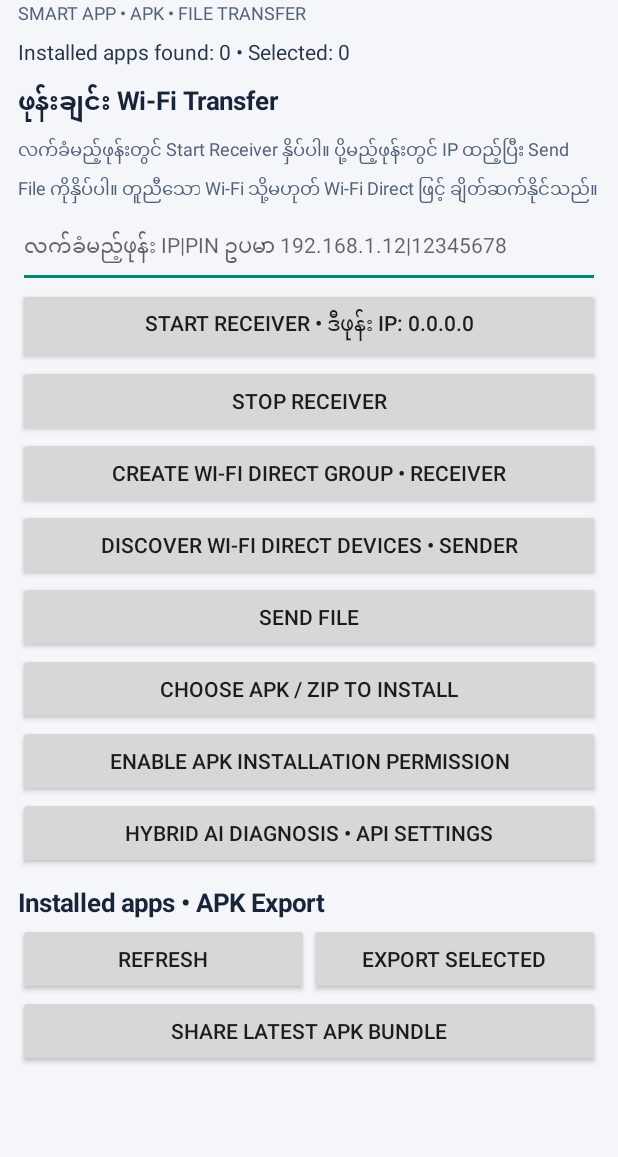
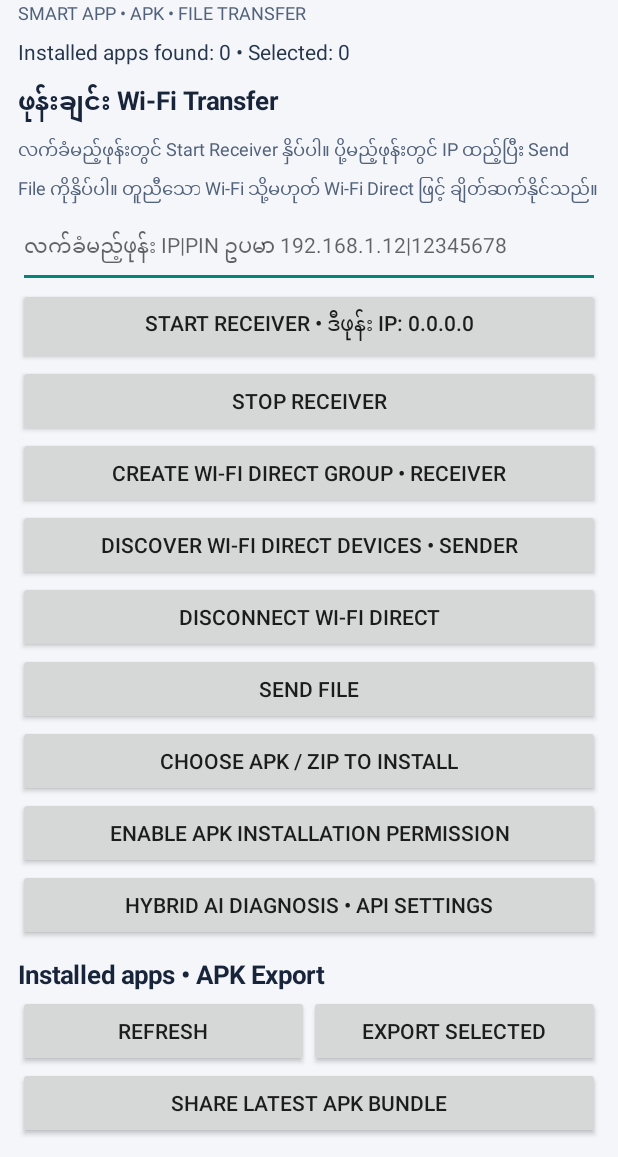
Before and after one commit to massspx-boop/DroidBridge, an Android app: the screen it shows after launch (MainActivity), on a phone screen of 412 x 824 dp, the part 79-1236 px from its top. Run offline under Robolectric (Android 15) with nearby library versions, the phone set to English and light mode, and no system bars.

Commit message:
Expose Wi-Fi Direct disconnect action in the app UI

```diff
--- a/app/src/main/java/com/massspx/droidbridge/MainActivity.kt
+++ b/app/src/main/java/com/massspx/droidbridge/MainActivity.kt
@@ -105,6 +105,9 @@ class MainActivity : Activity() {
         })
         root.addView(actionButton("Discover Wi-Fi Direct Devices • Sender") {
             withWifiDirectPermission { wifiDirect.discoverPeers { msg -> runOnUiThread { status.text = msg } } }
+        })
+        root.addView(actionButton("Disconnect Wi-Fi Direct") {
+            wifiDirect.removeGroup { msg -> runOnUiThread { status.text = msg } }
         })
         root.addView(actionButton("Send File") { pickSendFile() })
         root.addView(actionButton("Choose APK / ZIP to install") { pickInstallFile() })
```
